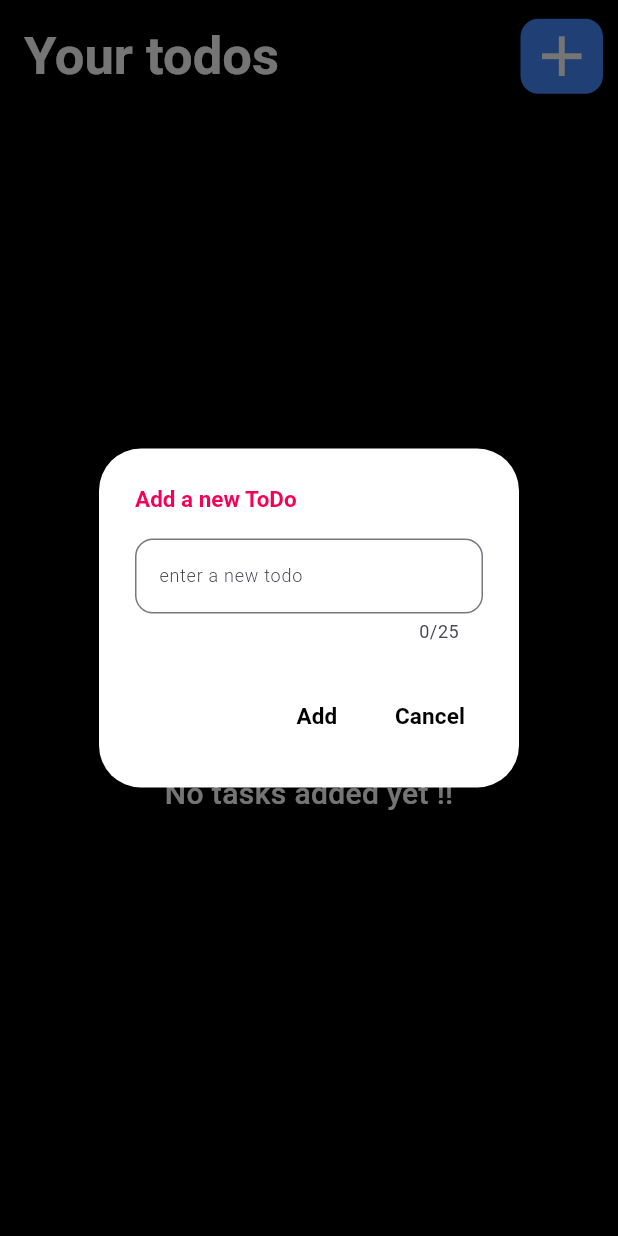
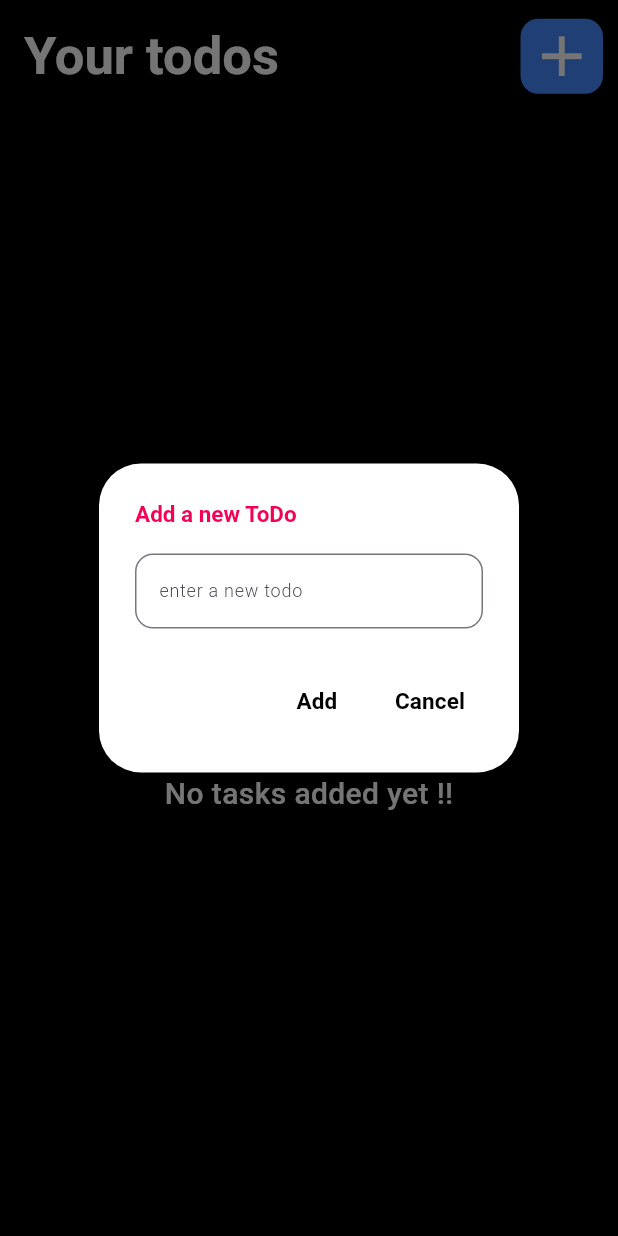
Before and after one commit to pratyushvaibhaw/todo_App, a Flutter app: the screen it shows after launch, after a tap on the "add" icon, on a phone screen of 412 x 824 dp. Run offline on Flutter 3.47's test engine with Material 3 defaults, Android fonts, the phone set to English and light mode, and no system bars; our stand-ins replace animate_do, google_fonts, hive, hive_flutter, velocity_x; accounts and stored records are empty.

Commit message:
tasks made resizable

```diff
--- a/lib/res/constant.dart
+++ b/lib/res/constant.dart
@@ -2,6 +2,7 @@ import 'package:flutter/material.dart';
 
 class Utils {
   static Color pink = Colors.pinkAccent.shade400;
+  static Color yellow = Colors.yellowAccent.shade400;
   static Color white = Colors.white;
   static Color black = Colors.black;
   static Color blue = Colors.blueAccent.shade200;
--- a/lib/utils/show_dialog.dart
+++ b/lib/utils/show_dialog.dart
@@ -5,7 +5,7 @@ import 'package:todo_app/res/constant.dart';
 import 'package:todo_app/utils/textStyle.dart';
 
 Future<void> addDialog(BuildContext context,
-    TextEditingController titleController, VoidCallback onPressed,bool isNew) {
+    TextEditingController titleController, VoidCallback onPressed, bool isNew) {
   return showDialog(
       context: context,
       builder: (context) => AlertDialog(
@@ -14,7 +14,7 @@ Future<void> addDialog(BuildContext context,
               TextButton(
                   onPressed: onPressed,
                   child: Text(
-                  (isNew)?  'Add':'Save',
+                    (isNew) ? 'Add' : 'Save',
                     style: textStyle(15, Utils.black, FontWeight.bold),
                   )),
               TextButton(
@@ -33,18 +33,17 @@ Future<void> addDialog(BuildContext context,
             ),
             backgroundColor: Utils.white,
             content: SingleChildScrollView(
-              child: Column(
-                children: [
-                  TextField(
-                    maxLength: 25,
+              scrollDirection: Axis.vertical,
+              child: TextField(
+                maxLength: null,
+                maxLines: null,
+                textInputAction: TextInputAction.newline,
                 style: textStyle(12, Utils.black, FontWeight.w300),
                 controller: titleController,
                 decoration: InputDecoration(
                     hintText: 'enter a new todo',
                     border: OutlineInputBorder(
                         borderRadius: BorderRadius.circular(12))),
-                  )
-                ],
               ),
             ),
           ));
--- a/pubspec.yaml
+++ b/pubspec.yaml
@@ -43,6 +43,7 @@ dependencies:
   just_audio: ^0.9.37
   lottie: ^3.1.0
   animate_do: ^3.3.4
+  motion_tab_bar: ^2.0.4
 
 dev_dependencies:
   flutter_test:
@@ -54,7 +55,7 @@ dev_dependencies:
   # activated in the `analysis_options.yaml` file located at the root of your
   # package. See that file for information about deactivating specific lint
   # rules and activating additional ones.
-  flutter_lints: ^3.0.2
+  flutter_lints: ^4.0.0
 
 # For information on the generic Dart part of this file, see the
 # following page: https://dart.dev/tools/pub/pubspec
```
Also changed, not shown: lib/pages/todo_page.dart (+11 -7 lines), pubspec.lock. Lines whose indentation alone changed are shown as unchanged.
